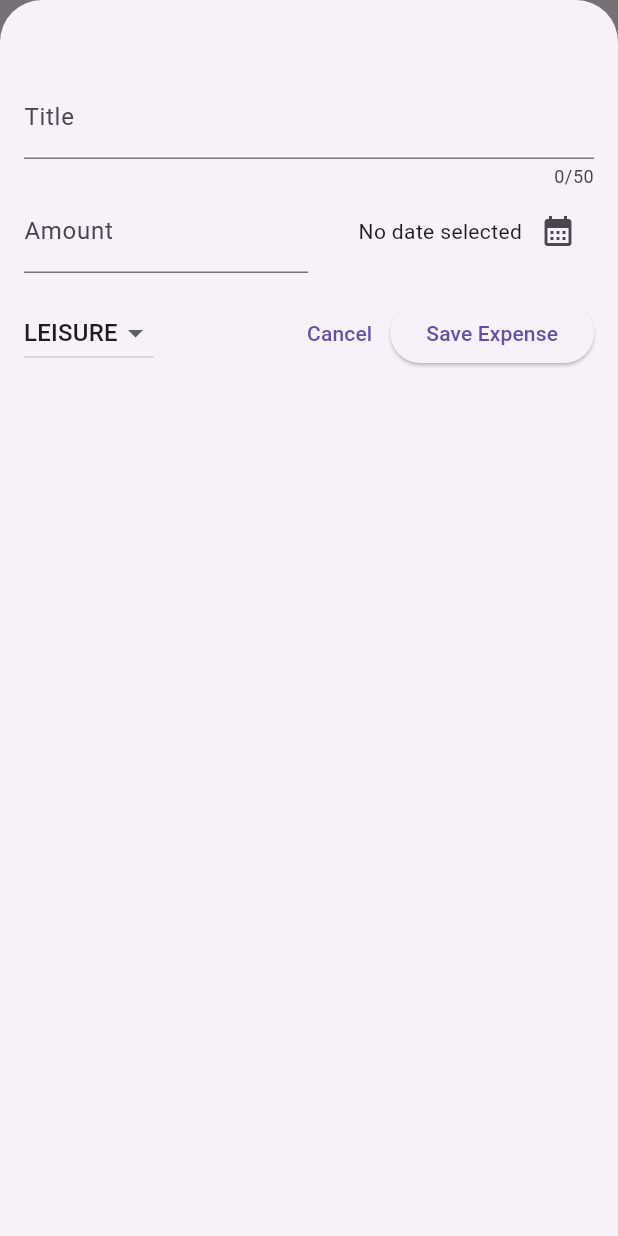
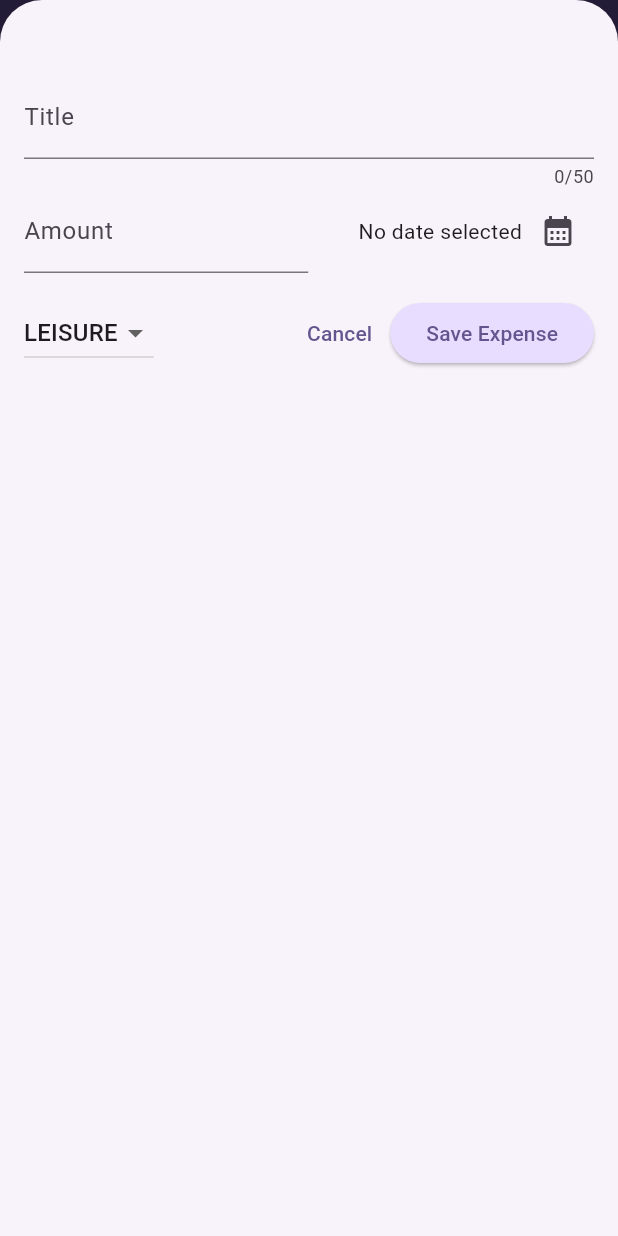
Before and after one commit to anish77/expenses_track, a Flutter app: the screen it shows after launch, after a tap on the "add" icon, on a phone screen of 412 x 824 dp. Run offline on Flutter 3.47's test engine with Material 3 defaults, Android fonts, the phone set to English and light mode, and no system bars.

Commit message:
add theme

```diff
--- a/lib/main.dart
+++ b/lib/main.dart
@@ -1,10 +1,36 @@
 import 'package:expenses_track/widgets/expenses.dart';
 import 'package:flutter/material.dart';
 
+var kColorScheme = ColorScheme.fromSeed(
+  seedColor: const Color.fromARGB(255, 96, 59, 181),
+);
 void main() {
   runApp(
-    const MaterialApp(
-      home: Expenses(),
+    MaterialApp(
+      theme: ThemeData().copyWith(
+        colorScheme: kColorScheme,
+        appBarTheme: const AppBarTheme().copyWith(
+          backgroundColor: kColorScheme.onPrimaryContainer,
+          foregroundColor: kColorScheme.primaryContainer,
+        ),
+        cardTheme: const CardTheme().copyWith(
+          color: kColorScheme.secondaryContainer,
+          margin: const EdgeInsets.symmetric(horizontal: 16, vertical: 8),
+        ),
+        elevatedButtonTheme: ElevatedButtonThemeData(
+          style: ElevatedButton.styleFrom(
+            backgroundColor: kColorScheme.primaryContainer,
+          ),
+        ),
+        textTheme: ThemeData().textTheme.copyWith(
+              titleLarge: TextStyle(
+                fontWeight: FontWeight.normal,
+                color: kColorScheme.onSecondaryContainer,
+                fontSize: 20,
+              ),
+            ),
+      ),
+      home: const Expenses(),
     ),
   );
 }
```
